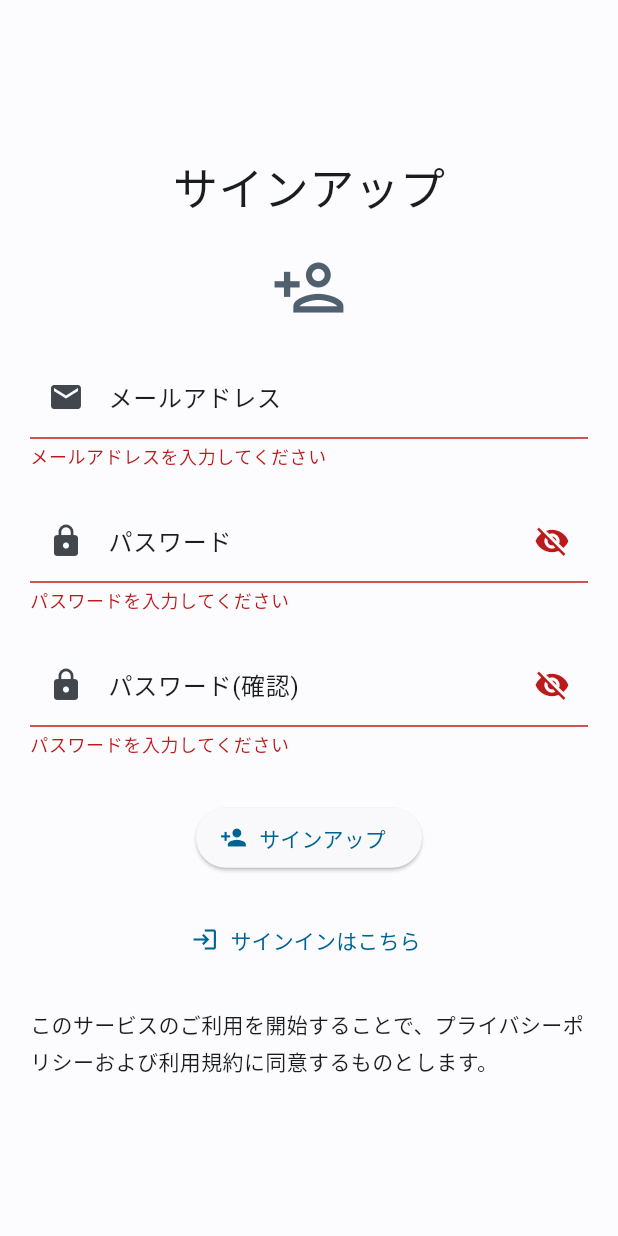
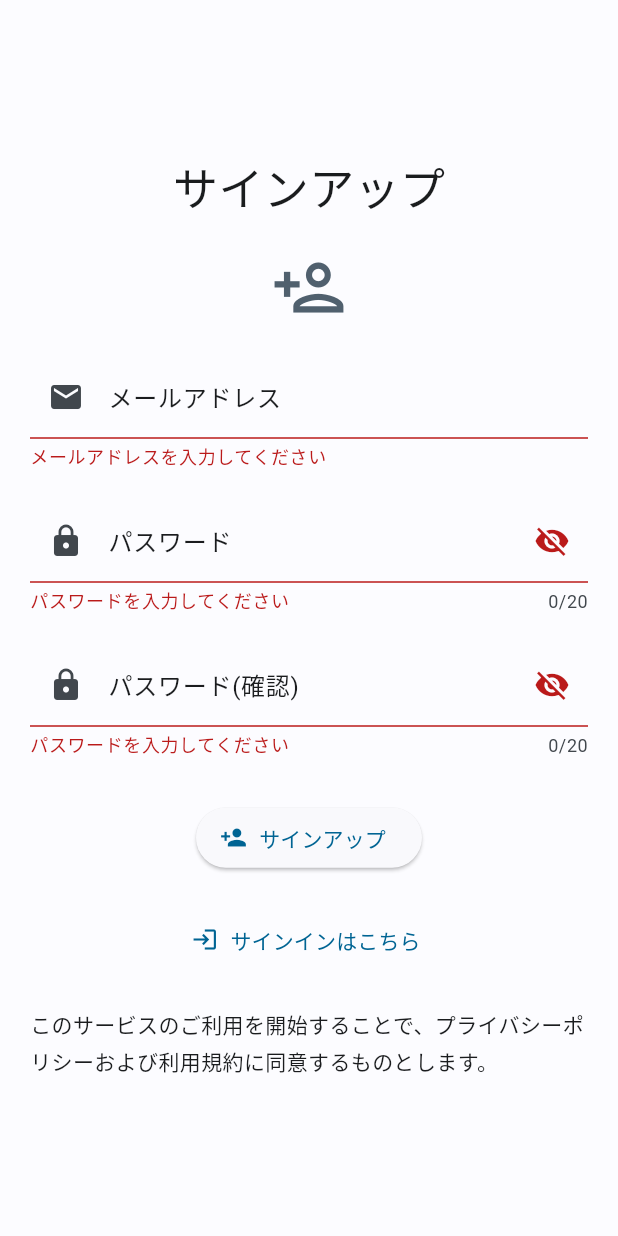
Before and after one commit to dao0203/share_study_app, a Flutter app: the SignUpScreen screen opened directly, after a tap on "サインアップ", on a phone screen of 412 x 824 dp. Run offline on Flutter 3.47's test engine with Material 2 defaults, Android fonts, the phone set to English and light mode, and no system bars; our stand-ins replace cloud_firestore, firebase_auth, firebase_core, flutter_dotenv, flutter_hooks, flutter_staggered_animations and 7 more; accounts and stored records are empty; generated files the repository leaves out were written again.

Commit message:
set strength validation onboarding

```diff
--- a/lib/ui/view/onboarding/sign_up/sign_up_screen.dart
+++ b/lib/ui/view/onboarding/sign_up/sign_up_screen.dart
@@ -54,6 +54,8 @@ class SignUpScreen extends HookConsumerWidget {
                         validator: (value) {
                           if (value == null || value.isEmpty) {
                             return 'メールアドレスを入力してください';
+                          } else if (!value.contains('@')) {
+                            return 'メールアドレスの形式が正しくありません';
                           }
                           return null;
                         },
@@ -80,9 +82,14 @@ class SignUpScreen extends HookConsumerWidget {
                               color:
                                   Theme.of(context).colorScheme.onBackground),
                         ),
+                        maxLength: 20,
                         validator: (value) {
                           if (value == null || value.isEmpty) {
                             return 'パスワードを入力してください';
+                          } else if (value.length < 6) {
+                            return 'パスワードは6文字以上で入力してください';
+                          } else if (value.length > 20) {
+                            return 'パスワードは20文字以下で入力してください';
                           }
                           return null;
                         },
@@ -109,6 +116,7 @@ class SignUpScreen extends HookConsumerWidget {
                                 color:
                                     Theme.of(context).colorScheme.onBackground),
                           ),
+                          maxLength: 20,
                           validator: (value) {
                             if (value == null || value.isEmpty) {
                               return 'パスワードを入力してください';
```
Also changed, not shown: lib/ui/view/onboarding/sign_in/sign_in_screen.dart (+7 -0 lines).
